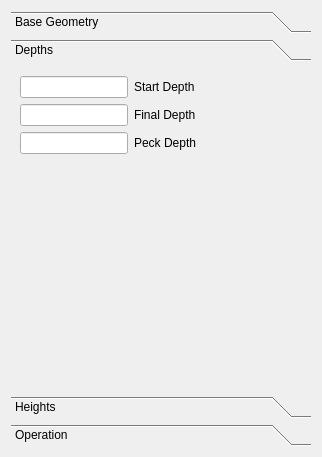
Above: src/Mod/Path/Gui/Resources/panels/DrillingEdit.ui from berndhahnebach/All_FreeCAD before the change. Below: the same form after it.
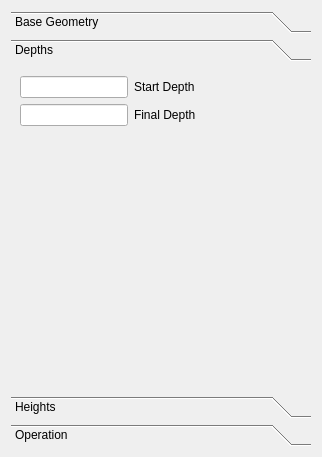
That is the form after the change. The open tabs and pages were chosen to show the change. Icons and pictures are not drawn. Custom widgets are drawn as their Qt base class.

Commit message: Polishing PathDrilling

```diff
--- a/src/Mod/Path/Gui/Resources/panels/DrillingEdit.ui
+++ b/src/Mod/Path/Gui/Resources/panels/DrillingEdit.ui
@@ -162,20 +162,6 @@
          </property>
         </widget>
        </item>
-       <item row="2" column="0">
-        <widget class="Gui::InputField" name="peckDepth">
-         <property name="unit" stdset="0">
-          <string notr="true">mm</string>
-         </property>
-        </widget>
-       </item>
-       <item row="2" column="1">
-        <widget class="QLabel" name="label_8">
-         <property name="text">
-          <string>Peck Depth</string>
-         </property>
-        </widget>
-       </item>
       </layout>
      </widget>
      <widget class="QWidget" name="Heights">
@@ -301,7 +287,14 @@
             <item>
              <widget class="QCheckBox" name="checkBox">
               <property name="text">
-               <string>Peck (using step depth value)</string>
+               <string>Peck</string>
+              </property>
+             </widget>
+            </item>
+            <item>
+             <widget class="Gui::InputField" name="peckDepth">
+              <property name="unit" stdset="0">
+               <string notr="true">mm</string>
               </property>
              </widget>
             </item>
```
Left out of the diff: 22 changed lines with no effect on the pictures. The commit also changes 1 other file.
